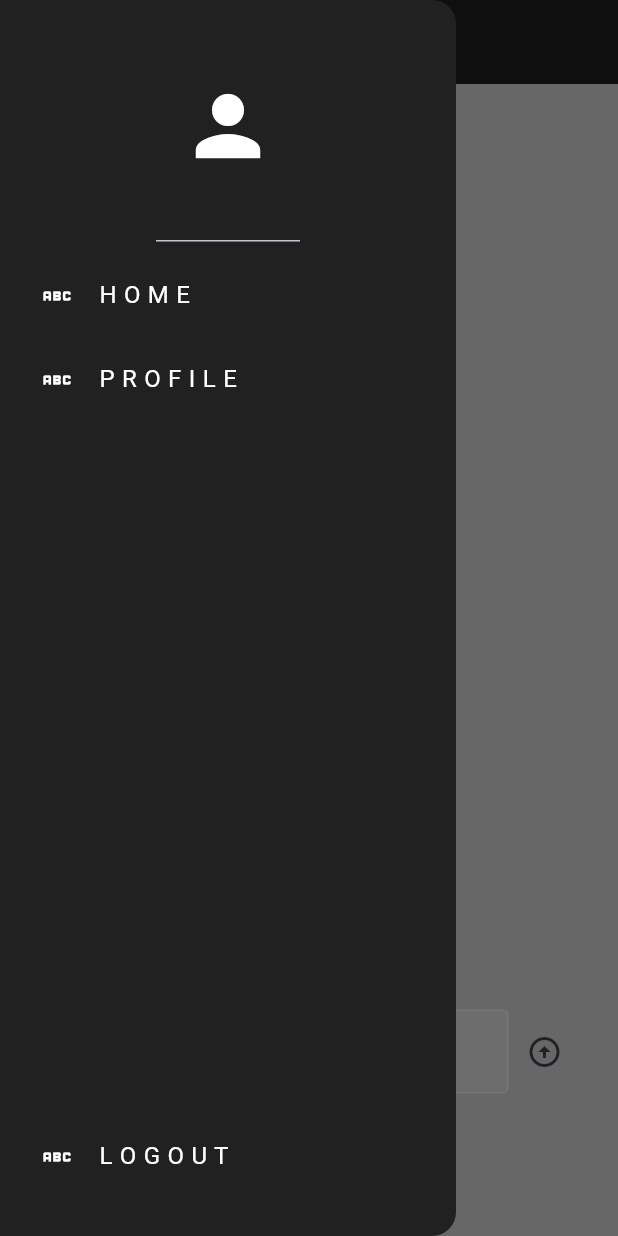
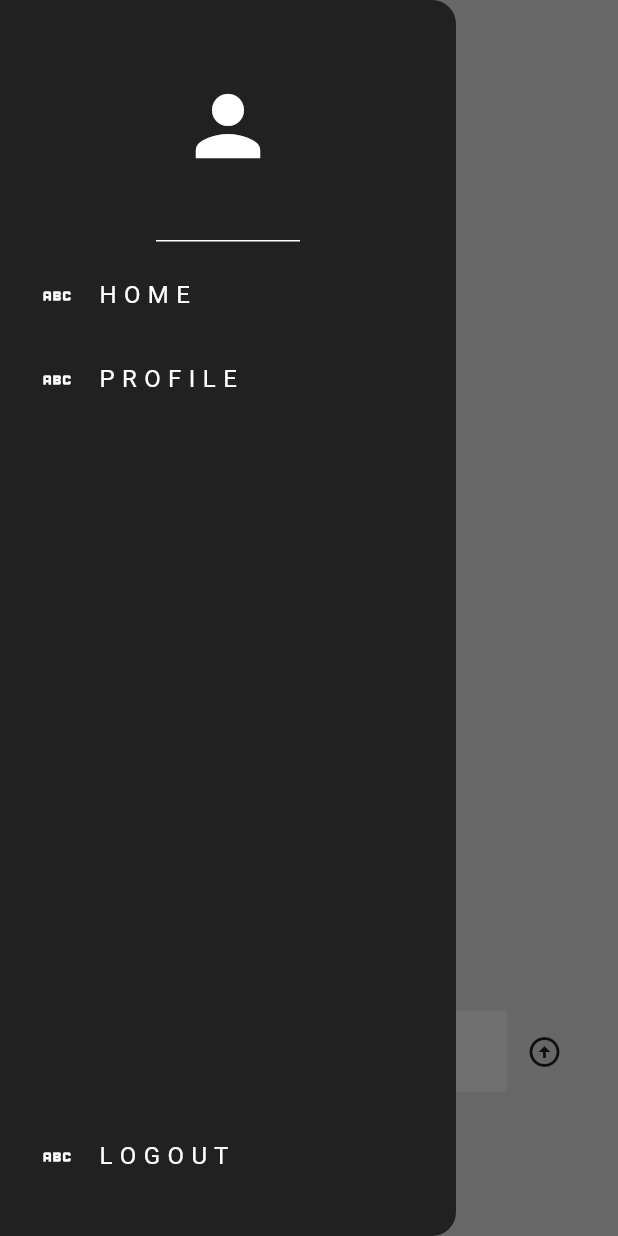
Before and after one commit to Luvianto/The-Wall-2, a Flutter app: the screen it shows once a user with an empty profile is signed in, with the side drawer open, on a phone screen of 412 x 824 dp. Run offline on Flutter 3.47's test engine with Material 3 defaults, Android fonts, the phone set to English and light mode, and no system bars; our stand-ins replace cloud_firestore, firebase_auth, firebase_core; accounts and stored records are empty; network calls fail.

Commit message:
added dark theme, delete posts, and minor adjustments

```diff
--- a/lib/components/comments.dart
+++ b/lib/components/comments.dart
@@ -15,7 +15,7 @@ class Comment extends StatelessWidget {
   Widget build(BuildContext context) {
     return Container(
       decoration: BoxDecoration(
-        color: Colors.grey.shade300,
+        color: Theme.of(context).colorScheme.secondary,
         borderRadius: BorderRadius.circular(4),
       ),
       margin: const EdgeInsets.only(bottom: 5),
--- a/lib/components/text_box.dart
+++ b/lib/components/text_box.dart
@@ -15,7 +15,7 @@ class MyTextBox extends StatelessWidget {
   Widget build(BuildContext context) {
     return Container(
       decoration: BoxDecoration(
-        color: Colors.grey.shade200,
+        color: Theme.of(context).colorScheme.primary,
       ),
       padding: const EdgeInsets.only(left: 15, bottom: 15),
       margin: const EdgeInsets.only(left: 20, right: 20, top: 20),
--- a/lib/components/text_field.dart
+++ b/lib/components/text_field.dart
@@ -17,13 +17,14 @@ class MyTextField extends StatelessWidget {
       controller: controller,
       obscureText: obscureText,
       decoration: InputDecoration(
-        enabledBorder: const OutlineInputBorder(
-          borderSide: BorderSide(color: Colors.white),
+        enabledBorder: OutlineInputBorder(
+          borderSide:
+              BorderSide(color: Theme.of(context).colorScheme.secondary),
         ),
         focusedBorder: const OutlineInputBorder(
           borderSide: BorderSide(color: Colors.white),
         ),
-        fillColor: Colors.grey.shade200,
+        fillColor: Theme.of(context).colorScheme.primary,
         filled: true,
         hintText: hintText,
         hintStyle: TextStyle(color: Colors.grey.shade500),
--- a/lib/main.dart
+++ b/lib/main.dart
@@ -2,6 +2,8 @@ import 'package:firebase_core/firebase_core.dart';
 import 'package:flutter/material.dart';
 import 'package:the_wall/auth/auth.dart';
 import 'package:the_wall/firebase_options.dart';
+import 'package:the_wall/themes/dark_theme.dart';
+import 'package:the_wall/themes/light_theme.dart';
 
 void main() async {
   WidgetsFlutterBinding.ensureInitialized();
@@ -16,9 +18,11 @@ class MainApp extends StatelessWidget {
 
   @override
   Widget build(BuildContext context) {
-    return const MaterialApp(
+    return MaterialApp(
       debugShowCheckedModeBanner: false,
-      home: AuthPage(),
+      theme: lightTheme,
+      darkTheme: darkTheme,
+      home: const AuthPage(),
     );
   }
 }
--- a/lib/pages/home_page.dart
+++ b/lib/pages/home_page.dart
@@ -61,14 +61,13 @@ class _HomePageState extends State<HomePage> {
   @override
   Widget build(BuildContext context) {
     return Scaffold(
-      backgroundColor: Colors.grey.shade300,
+      backgroundColor: Theme.of(context).colorScheme.background,
       appBar: AppBar(
         title: Text(
           'The Wall',
           style: TextStyle(color: Colors.white),
         ),
         iconTheme: IconThemeData(color: Colors.white),
-        backgroundColor: Colors.grey.shade900,
       ),
       drawer: MyDrawer(
         onProfileTap: goToProfilePage,
--- a/lib/pages/profile_page.dart
+++ b/lib/pages/profile_page.dart
@@ -66,8 +66,8 @@ class _ProfilePageState extends State<ProfilePage> {
   @override
   Widget build(BuildContext context) {
     return Scaffold(
+      backgroundColor: Theme.of(context).colorScheme.background,
       appBar: AppBar(
-        backgroundColor: Colors.grey.shade900,
         title: const Text('P R O F I L E'),
       ),
       body: StreamBuilder<DocumentSnapshot>(
--- /dev/null
+++ b/lib/themes/dark_theme.dart
@@ -0,0 +1,16 @@
+import 'package:flutter/material.dart';
+
+ThemeData darkTheme = ThemeData(
+  brightness: Brightness.dark,
+  appBarTheme: const AppBarTheme(
+    backgroundColor: Colors.black,
+  ),
+  colorScheme: ColorScheme.dark(
+    background: Colors.black,
+    primary: Colors.grey.shade900,
+    secondary: Colors.grey.shade600,
+  ),
+  textButtonTheme: TextButtonThemeData(
+    style: TextButton.styleFrom(foregroundColor: Colors.black),
+  ),
+);
--- /dev/null
+++ b/lib/themes/light_theme.dart
@@ -0,0 +1,18 @@
+import 'package:flutter/material.dart';
+
+ThemeData lightTheme = ThemeData(
+  brightness: Brightness.light,
+  appBarTheme: const AppBarTheme(
+      backgroundColor: Colors.transparent,
+      elevation: 0,
+      iconTheme: IconThemeData(color: Colors.black),
+      titleTextStyle: TextStyle(color: Colors.black, fontSize: 20.0)),
+  colorScheme: ColorScheme.dark(
+    background: Colors.grey.shade300,
+    primary: Colors.grey.shade100,
+    secondary: Colors.grey.shade300,
+  ),
+  textButtonTheme: TextButtonThemeData(
+    style: TextButton.styleFrom(foregroundColor: Colors.black),
+  ),
+);
```
Also changed, not shown: lib/components/delete_button.dart (added, +20 -0 lines), lib/components/wall_post.dart (+64 -2 lines).
